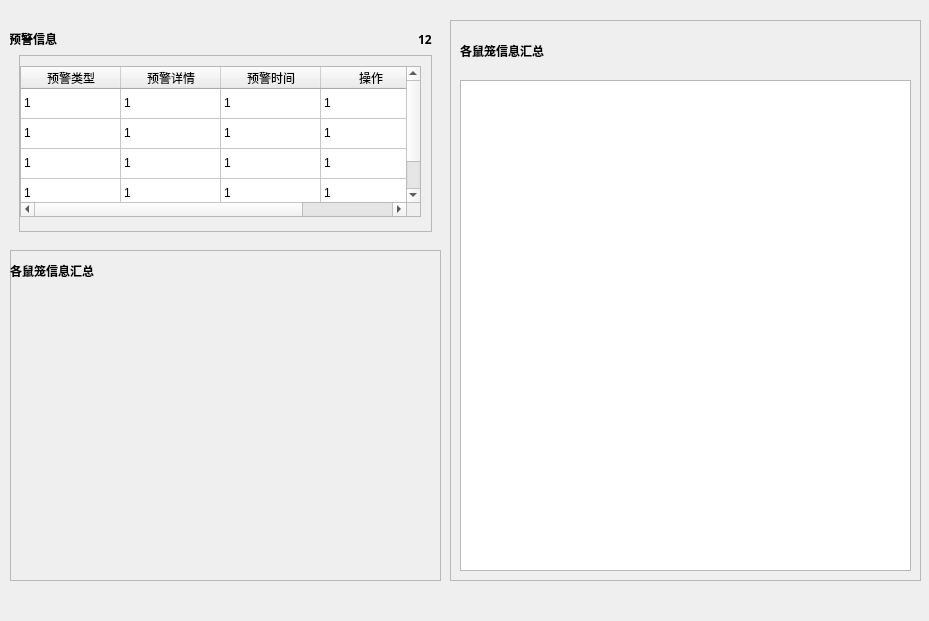
The window that ui/tab1.ui (2950067210dqy/pyqt6_project) describes before a commit, drawn with Qt 5.
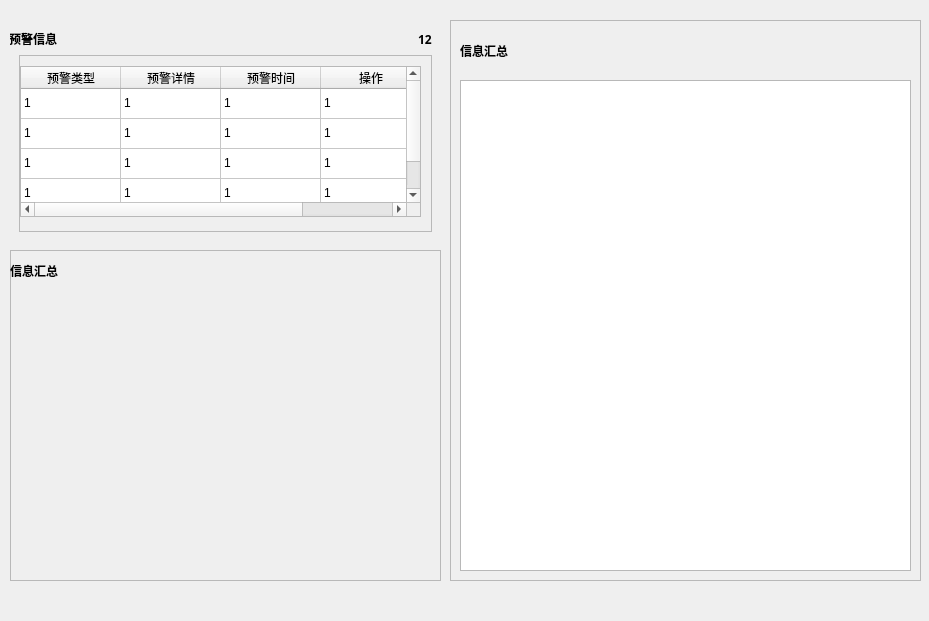
The same window after the commit.

The edit to the form file:
```diff
--- a/ui/tab1.ui
+++ b/ui/tab1.ui
@@ -67,7 +67,7 @@
             <string notr="true"/>
            </property>
            <property name="text">
-            <string>各鼠笼信息汇总</string>
+            <string>信息汇总</string>
            </property>
           </widget>
          </item>
@@ -158,7 +158,7 @@
             <string notr="true"/>
            </property>
            <property name="text">
-            <string>各鼠笼信息汇总</string>
+            <string>信息汇总</string>
            </property>
           </widget>
          </item>
```
